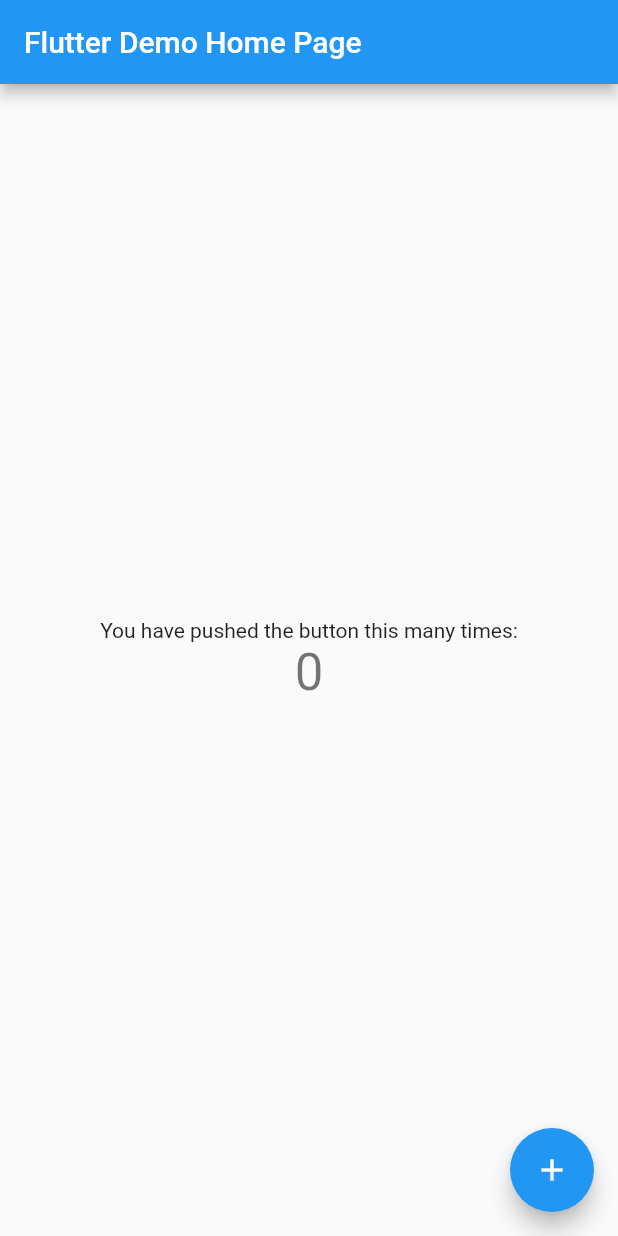
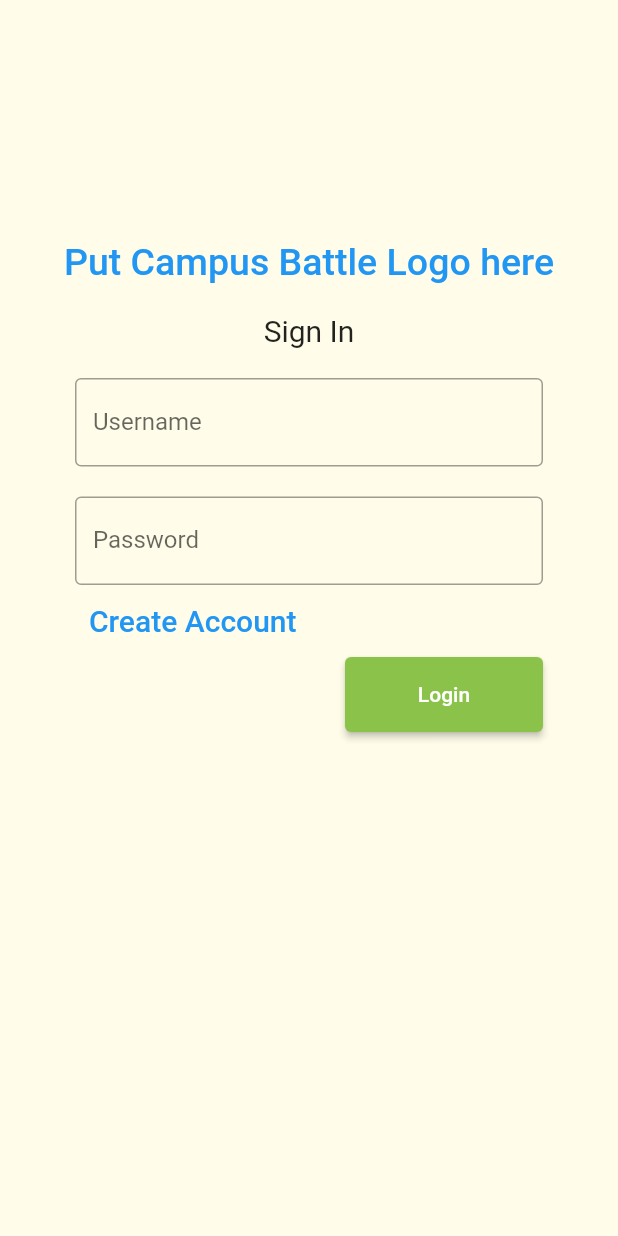
Before and after one commit to MorphewPrime/campus-battle, a Flutter app: the screen it shows after launch, on a phone screen of 412 x 824 dp. Run offline on Flutter 3.47's test engine with Material 2 defaults, Android fonts, the phone set to English and light mode, and no system bars.

Commit message:
Made rough draft of welcome page
Created welcome screen file that main.dart calls. Added assets file and some dependencies.

```diff
--- /dev/null
+++ b/lib/constants.dart
@@ -0,0 +1,4 @@
+import 'package:flutter/material.dart';
+
+const cPrimaryColor = Color(0x00000000);
+const cPrimaryLightColor = Color(0xFFFFFFFF);
--- a/lib/main.dart
+++ b/lib/main.dart
@@ -1,115 +1,25 @@
+import 'package:campusbattle/constants.dart';
 import 'package:flutter/material.dart';
+import 'package:campusbattle/screens/welcome/welcome_screen.dart';
 
 void main() {
-  runApp(const MyApp());
+  runApp(MyApp());
 }
 
+//root of the app
 class MyApp extends StatelessWidget {
   const MyApp({super.key});
 
-  // This widget is the root of your application.
   @override
   Widget build(BuildContext context) {
     return MaterialApp(
-      title: 'Flutter Demo',
+      debugShowCheckedModeBanner: false,
+      title: 'Campus Battle',
       theme: ThemeData(
-        // This is the theme of your application.
-        //
-        // Try running your application with "flutter run". You'll see the
-        // application has a blue toolbar. Then, without quitting the app, try
-        // changing the primarySwatch below to Colors.green and then invoke
-        // "hot reload" (press "r" in the console where you ran "flutter run",
-        // or simply save your changes to "hot reload" in a Flutter IDE).
-        // Notice that the counter didn't reset back to zero; the application
-        // is not restarted.
-        primarySwatch: Colors.blue,
+        primaryColor: cPrimaryColor,
+        scaffoldBackgroundColor: const Color(0xFFFFFDE9),
       ),
-      home: const MyHomePage(title: 'Flutter Demo Home Page'),
+      home: const WelcomeScreen(),
     );
   }
 }
-
-class MyHomePage extends StatefulWidget {
-  const MyHomePage({super.key, required this.title});
-
-  // This widget is the home page of your application. It is stateful, meaning
-  // that it has a State object (defined below) that contains fields that affect
-  // how it looks.
-
-  // This class is the configuration for the state. It holds the values (in this
-  // case the title) provided by the parent (in this case the App widget) and
-  // used by the build method of the State. Fields in a Widget subclass are
-  // always marked "final".
-
-  final String title;
-
-  @override
-  State<MyHomePage> createState() => _MyHomePageState();
-}
-
-class _MyHomePageState extends State<MyHomePage> {
-  int _counter = 0;
-
-  void _incrementCounter() {
-    setState(() {
-      // This call to setState tells the Flutter framework that something has
-      // changed in this State, which causes it to rerun the build method below
-      // so that the display can reflect the updated values. If we changed
-      // _counter without calling setState(), then the build method would not be
-      // called again, and so nothing would appear to happen.
-      _counter++;
-    });
-  }
-
-  @override
-  Widget build(BuildContext context) {
-    // This method is rerun every time setState is called, for instance as done
-    // by the _incrementCounter method above.
-    //
-    // The Flutter framework has been optimized to make rerunning build methods
-    // fast, so that you can just rebuild anything that needs updating rather
-    // than having to individually change instances of widgets.
-    return Scaffold(
-      appBar: AppBar(
-        // Here we take the value from the MyHomePage object that was created by
-        // the App.build method, and use it to set our appbar title.
-        title: Text(widget.title),
-      ),
-      body: Center(
-        // Center is a layout widget. It takes a single child and positions it
-        // in the middle of the parent.
-        child: Column(
-          // Column is also a layout widget. It takes a list of children and
-          // arranges them vertically. By default, it sizes itself to fit its
-          // children horizontally, and tries to be as tall as its parent.
-          //
-          // Invoke "debug painting" (press "p" in the console, choose the
-          // "Toggle Debug Paint" action from the Flutter Inspector in Android
-          // Studio, or the "Toggle Debug Paint" command in Visual Studio Code)
-          // to see the wireframe for each widget.
-          //
-          // Column has various properties to control how it sizes itself and
-          // how it positions its children. Here we use mainAxisAlignment to
-          // center the children vertically; the main axis here is the vertical
-          // axis because Columns are vertical (the cross axis would be
-          // horizontal).
-          mainAxisAlignment: MainAxisAlignment.center,
-          children: <Widget>[
-            const Text(
-              'You have pushed the button this many times:',
-            ),
-            Text(
-              '$_counter',
-              style: Theme.of(context).textTheme.headline4,
-            ),
-          ],
-        ),
-      ),
-      floatingActionButton: FloatingActionButton(
-        onPressed: _incrementCounter,
-        tooltip: 'Increment',
-        child: const Icon(Icons.add),
-      ), // This trailing comma makes auto-formatting nicer for build methods.
-    );
-  }
-}
--- /dev/null
+++ b/lib/screens/welcome/welcome_screen.dart
@@ -0,0 +1,102 @@
+import 'package:flutter/material.dart';
+
+class WelcomeScreen extends StatelessWidget {
+  const WelcomeScreen({super.key});
+
+  @override
+  Widget build(BuildContext context) {
+    return const Scaffold(
+      body: Body(),
+    );
+  }
+}
+
+class Body extends StatefulWidget {
+  const Body({Key? key}) : super(key: key);
+
+  @override
+  State<Body> createState() => _BodyState();
+}
+
+class _BodyState extends State<Body> {
+  TextEditingController userController = TextEditingController();
+  TextEditingController passController = TextEditingController();
+
+  @override
+  Widget build(BuildContext context) {
+    return Padding(
+      padding: const EdgeInsets.all(10),
+      child: ListView(
+        children: <Widget>[
+          Container(
+            alignment: Alignment.center,
+            padding: const EdgeInsets.fromLTRB(10, 150, 10, 10),
+            child: const Text(
+              'Put Campus Battle Logo here',
+              style: TextStyle(
+                color: Colors.blue,
+                fontWeight: FontWeight.w500,
+                fontSize: 25,
+              ),
+            ),
+          ),
+          Container(
+            alignment: Alignment.center,
+            padding: const EdgeInsets.all(10),
+            child: const Text(
+              'Sign In',
+              style: TextStyle(fontSize: 20),
+            ),
+          ),
+          Container(
+            padding: const EdgeInsets.fromLTRB(40, 10, 40, 10),
+            child: TextField(
+              controller: userController,
+              decoration: const InputDecoration(
+                border: OutlineInputBorder(),
+                labelText: 'Username',
+              ),
+            ),
+          ),
+          Container(
+            padding: const EdgeInsets.fromLTRB(40, 10, 40, 0),
+            child: TextField(
+              obscureText: true,
+              controller: passController,
+              decoration: const InputDecoration(
+                border: OutlineInputBorder(),
+                labelText: 'Password',
+              ),
+            ),
+          ),
+          //Put TextButton for forgot password here?
+          Container(
+              padding: const EdgeInsets.fromLTRB(0, 0, 155, 0),
+              child: TextButton(
+                child: const Text(
+                  'Create Account',
+                  style: TextStyle(fontSize: 20),
+                ),
+                onPressed: () {
+                  //create account screen
+                },
+              )),
+          Container(
+            height: 50,
+            padding: const EdgeInsets.fromLTRB(220, 0, 40, 0),
+            child: ElevatedButton(
+              onPressed: () {
+                //go through user authentication process
+              },
+              style: ElevatedButton.styleFrom(
+                backgroundColor: Colors.lightGreen,
+                //height should be same as user and pass height
+              ),
+              child: const Text('Login'),
+            ),
+          ),
+        ],
+      ),
+    );
+  }
+}
--- a/pubspec.yaml
+++ b/pubspec.yaml
@@ -37,6 +37,9 @@ dependencies:
   # Use with the CupertinoIcons class for iOS style icons.
   cupertino_icons: ^1.0.2
 
+  #add flutter svg dependency
+  flutter_svg: ^0.17.4
+
 dev_dependencies:
   flutter_test:
     sdk: flutter
@@ -63,6 +66,8 @@ flutter:
   # assets:
   #   - images/a_dot_burr.jpeg
   #   - images/a_dot_ham.jpeg
+  assets:
+      - assets/images/
 
   # An image asset can refer to one or more resolution-specific "variants", see
   # https://flutter.dev/assets-and-images/#resolution-aware
```
Also changed, not shown: pubspec.lock.
